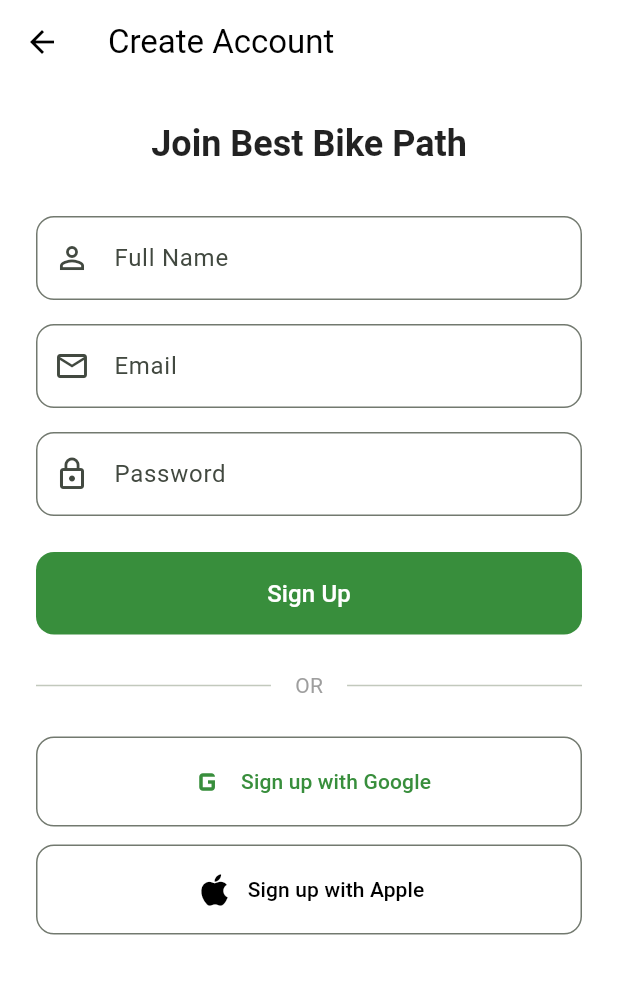
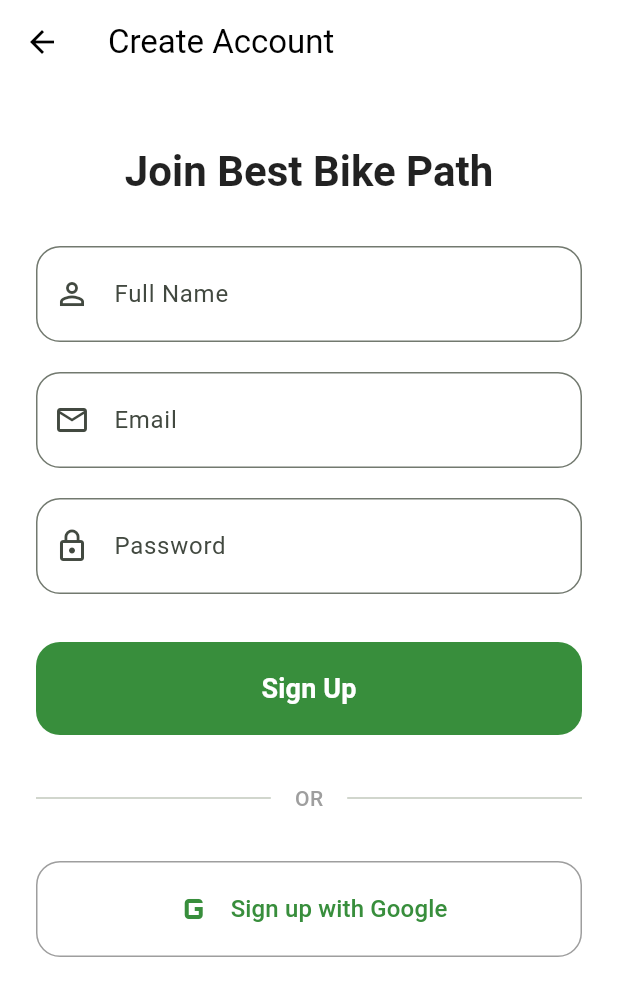
Before and after one commit to BBPpolimi/MurugesanPalanisamyMarasani, a Flutter app: the screen it shows after launch, after a tap on "Sign Up", on a phone screen of 412 x 824 dp. Shown: the top 996 px of the screen. Run offline on Flutter 3.47's test engine with Material 3 defaults, Android fonts, the phone set to English and light mode, and no system bars; our stand-ins replace dio, firebase_auth, firebase_core, flutter_riverpod, geolocator, google_maps_flutter and 2 more; accounts and stored records are empty; network calls fail.

Commit message:
Removed the Apple Sign ID and adjusted the css.

```diff
--- a/lib/pages/login_page.dart
+++ b/lib/pages/login_page.dart
@@ -64,40 +64,34 @@
     }
   }
 
-  Future<void> _handleAppleLogin() async {
-     setState(() => _isLoading = true);
-    try {
-      await ref.read(authServiceProvider).signInWithApple();
-    } catch (e) {
-      if (mounted) {
-        ScaffoldMessenger.of(context).showSnackBar(
-          SnackBar(content: Text('Apple login failed: ${e.toString()}')),
-        );
-      }
-    } finally {
-      if (mounted) setState(() => _isLoading = false);
-    }
-  }
+
 
   @override
   Widget build(BuildContext context) {
     return Scaffold(
       backgroundColor: Colors.white,
-      body: SafeArea(
-        child: SingleChildScrollView(
-          padding: const EdgeInsets.all(24.0),
+      body: LayoutBuilder(
+        builder: (context, constraints) {
+          return SingleChildScrollView(
+            padding: const EdgeInsets.symmetric(horizontal: 24.0),
+            child: ConstrainedBox(
+              constraints: BoxConstraints(
+                minHeight: constraints.maxHeight,
+              ),
+              child: IntrinsicHeight(
                 child: Column(
                   crossAxisAlignment: CrossAxisAlignment.stretch,
                   children: [
-              const SizedBox(height: 48),
-              const Icon(Icons.directions_bike, size: 64, color: Colors.green),
-              const SizedBox(height: 24),
+                    const SizedBox(height: 60), // Top spacing
+                    const Icon(Icons.directions_bike, size: 80, color: Colors.green),
+                    const SizedBox(height: 32),
                     Text(
                       'Welcome Back',
                       textAlign: TextAlign.center,
                       style: Theme.of(context).textTheme.headlineMedium?.copyWith(
                             fontWeight: FontWeight.bold,
                             color: Colors.black87,
+                            fontSize: 32,
                           ),
                     ),
                     const SizedBox(height: 8),
@@ -106,6 +100,7 @@
                       textAlign: TextAlign.center,
                       style: Theme.of(context).textTheme.bodyLarge?.copyWith(
                             color: Colors.grey[600],
+                            fontSize: 16,
                           ),
                     ),
                     const SizedBox(height: 48),
@@ -115,12 +110,14 @@
                         labelText: 'Email',
                         prefixIcon: const Icon(Icons.email_outlined),
                         border: OutlineInputBorder(
-                    borderRadius: BorderRadius.circular(12),
+                          borderRadius: BorderRadius.circular(16),
                         ),
+                        contentPadding: const EdgeInsets.symmetric(vertical: 20),
                       ),
                       keyboardType: TextInputType.emailAddress,
+                      style: const TextStyle(fontSize: 16),
                     ),
-              const SizedBox(height: 16),
+                    const SizedBox(height: 20),
                     TextField(
                       controller: _passwordController,
                       obscureText: true,
@@ -128,78 +125,73 @@
                         labelText: 'Password',
                         prefixIcon: const Icon(Icons.lock_outline),
                         border: OutlineInputBorder(
-                    borderRadius: BorderRadius.circular(12),
+                          borderRadius: BorderRadius.circular(16),
                         ),
+                        contentPadding: const EdgeInsets.symmetric(vertical: 20),
                       ),
+                      style: const TextStyle(fontSize: 16),
                     ),
-              const SizedBox(height: 24),
+                    const SizedBox(height: 32),
                     FilledButton(
                       onPressed: _isLoading ? null : _login,
                       style: FilledButton.styleFrom(
-                  padding: const EdgeInsets.symmetric(vertical: 16),
+                        padding: const EdgeInsets.symmetric(vertical: 18),
                         shape: RoundedRectangleBorder(
-                    borderRadius: BorderRadius.circular(12),
+                          borderRadius: BorderRadius.circular(16),
                         ),
                       ),
                       child: _isLoading
                           ? const SizedBox(
-                        height: 20,
-                        width: 20,
+                              height: 24,
+                              width: 24,
                               child: CircularProgressIndicator(
-                          strokeWidth: 2,
+                                strokeWidth: 2.5,
                                 color: Colors.white,
                               ),
                             )
-                    : const Text('Sign In', style: TextStyle(fontSize: 16)),
+                          : const Text('Sign In', style: TextStyle(fontSize: 18, fontWeight: FontWeight.bold)),
                     ),
-              const SizedBox(height: 24),
+                    const SizedBox(height: 32),
                     const Row(
                       children: [
                         Expanded(child: Divider()),
                         Padding(
                           padding: EdgeInsets.symmetric(horizontal: 16),
-                    child: Text('OR', style: TextStyle(color: Colors.grey)),
+                          child: Text('OR', style: TextStyle(color: Colors.grey, fontWeight: FontWeight.w500)),
                         ),
                         Expanded(child: Divider()),
                       ],
                     ),
-              const SizedBox(height: 24),
+                    const SizedBox(height: 32),
                     OutlinedButton.icon(
                       onPressed: _isLoading ? null : _handleGoogleLogin,
-                icon: const Icon(Icons.g_mobiledata, size: 28), // Use asset ideally
-                label: const Text('Continue with Google'),
+                      icon: const Icon(Icons.g_mobiledata, size: 32),
+                      label: const Text('Continue with Google', style: TextStyle(fontSize: 16)),
                       style: OutlinedButton.styleFrom(
                         padding: const EdgeInsets.symmetric(vertical: 16),
                         shape: RoundedRectangleBorder(
-                    borderRadius: BorderRadius.circular(12),
+                          borderRadius: BorderRadius.circular(16),
+                        ),
+                        side: const BorderSide(color: Colors.grey),
                       ),
                     ),
-              ),
-              const SizedBox(height: 12),
-              OutlinedButton.icon(
-                onPressed: _isLoading ? null : _handleAppleLogin,
-                icon: const Icon(Icons.apple, size: 28),
-                label: const Text('Continue with Apple'),
-                style: OutlinedButton.styleFrom(
-                  padding: const EdgeInsets.symmetric(vertical: 16),
-                  shape: RoundedRectangleBorder(
-                    borderRadius: BorderRadius.circular(12),
-                  ),
-                   foregroundColor: Colors.black,
-                ),
-              ),
-               const SizedBox(height: 12),
+                    const SizedBox(height: 16),
                     TextButton(
                       onPressed: _isLoading ? null : _handleGuestLogin,
-                child: const Text('Continue as Guest'),
+                      style: TextButton.styleFrom(
+                         padding: const EdgeInsets.symmetric(vertical: 12),
                       ),
-              const SizedBox(height: 24),
-              Row(
+                      child: const Text('Continue as Guest', style: TextStyle(fontSize: 16)),
+                    ),
+                    const Spacer(),
+                    Padding(
+                      padding: const EdgeInsets.only(bottom: 24.0),
+                      child: Row(
                         mainAxisAlignment: MainAxisAlignment.center,
                         children: [
                           Text(
                             "Don't have an account? ",
-                    style: TextStyle(color: Colors.grey[600]),
+                            style: TextStyle(color: Colors.grey[600], fontSize: 15),
                           ),
                           TextButton(
                             onPressed: () {
@@ -209,14 +201,18 @@
                                     builder: (context) => const RegisterPage()),
                               );
                             },
-                    child: const Text('Sign Up'),
+                            child: const Text('Sign Up', style: TextStyle(fontSize: 15, fontWeight: FontWeight.bold)),
                           ),
                         ],
+                      ),
                     ),
                   ],
                 ),
               ),
             ),
           );
+        },
+      ),
+    );
   }
 }
--- a/lib/pages/map_search_page.dart
+++ b/lib/pages/map_search_page.dart
@@ -70,6 +70,26 @@
 
   Future<void> _centerOnUser() async {
     try {
+      bool serviceEnabled = await Geolocator.isLocationServiceEnabled();
+      if (!serviceEnabled) {
+        debugPrint('Location services are disabled.');
+        return;
+      }
+
+      LocationPermission permission = await Geolocator.checkPermission();
+      if (permission == LocationPermission.denied) {
+        permission = await Geolocator.requestPermission();
+        if (permission == LocationPermission.denied) {
+          debugPrint('Location permission denied');
+          return;
+        }
+      }
+
+      if (permission == LocationPermission.deniedForever) {
+        debugPrint('Location permissions are permanently denied, we cannot request permissions.');
+        return;
+      }
+
       final pos = await Geolocator.getCurrentPosition();
       final latLng = LatLng(pos.latitude, pos.longitude);
       _googleMapController?.animateCamera(
--- a/lib/pages/register_page.dart
+++ b/lib/pages/register_page.dart
@@ -65,21 +65,7 @@
     }
   }
 
-    Future<void> _handleAppleSignUp() async {
-     setState(() => _isLoading = true);
-    try {
-      await ref.read(authServiceProvider).signInWithApple();
-      if(mounted) Navigator.pop(context);
-    } catch (e) {
-      if (mounted) {
-        ScaffoldMessenger.of(context).showSnackBar(
-          SnackBar(content: Text('Apple sign up failed: ${e.toString()}')),
-        );
-      }
-    } finally {
-      if (mounted) setState(() => _isLoading = false);
-    }
-  }
+
 
   @override
   Widget build(BuildContext context) {
@@ -91,18 +77,26 @@
         elevation: 0,
         foregroundColor: Colors.black,
       ),
-      body: SafeArea(
-        child: SingleChildScrollView(
-          padding: const EdgeInsets.all(24.0),
+      body: LayoutBuilder(
+        builder: (context, constraints) {
+          return SingleChildScrollView(
+            padding: const EdgeInsets.symmetric(horizontal: 24.0),
+            child: ConstrainedBox(
+              constraints: BoxConstraints(
+                minHeight: constraints.maxHeight,
+              ),
+              child: IntrinsicHeight(
                 child: Column(
                   crossAxisAlignment: CrossAxisAlignment.stretch,
                   children: [
+                    const SizedBox(height: 40),
                     Text(
                       'Join Best Bike Path',
                       textAlign: TextAlign.center,
-                style: Theme.of(context).textTheme.headlineSmall?.copyWith(
+                      style: Theme.of(context).textTheme.headlineMedium?.copyWith(
                             fontWeight: FontWeight.bold,
                             color: Colors.black87,
+                            fontSize: 28,
                           ),
                     ),
                     const SizedBox(height: 32),
@@ -112,24 +106,28 @@
                         labelText: 'Full Name',
                         prefixIcon: const Icon(Icons.person_outline),
                         border: OutlineInputBorder(
-                    borderRadius: BorderRadius.circular(12),
+                          borderRadius: BorderRadius.circular(16),
                         ),
+                        contentPadding: const EdgeInsets.symmetric(vertical: 20),
                       ),
                       textCapitalization: TextCapitalization.words,
+                      style: const TextStyle(fontSize: 16),
                     ),
-              const SizedBox(height: 16),
+                    const SizedBox(height: 20),
                     TextField(
                       controller: _emailController,
                       decoration: InputDecoration(
                         labelText: 'Email',
                         prefixIcon: const Icon(Icons.email_outlined),
                         border: OutlineInputBorder(
-                    borderRadius: BorderRadius.circular(12),
+                          borderRadius: BorderRadius.circular(16),
                         ),
+                        contentPadding: const EdgeInsets.symmetric(vertical: 20),
                       ),
                       keyboardType: TextInputType.emailAddress,
+                      style: const TextStyle(fontSize: 16),
                     ),
-              const SizedBox(height: 16),
+                    const SizedBox(height: 20),
                     TextField(
                       controller: _passwordController,
                       obscureText: true,
@@ -137,70 +135,65 @@
                         labelText: 'Password',
                         prefixIcon: const Icon(Icons.lock_outline),
                         border: OutlineInputBorder(
-                    borderRadius: BorderRadius.circular(12),
+                          borderRadius: BorderRadius.circular(16),
                         ),
+                        contentPadding: const EdgeInsets.symmetric(vertical: 20),
                       ),
+                      style: const TextStyle(fontSize: 16),
                     ),
-              const SizedBox(height: 24),
+                    const SizedBox(height: 32),
                     FilledButton(
                       onPressed: _isLoading ? null : _register,
                       style: FilledButton.styleFrom(
-                  padding: const EdgeInsets.symmetric(vertical: 16),
+                        padding: const EdgeInsets.symmetric(vertical: 18),
                         shape: RoundedRectangleBorder(
-                    borderRadius: BorderRadius.circular(12),
+                          borderRadius: BorderRadius.circular(16),
                         ),
                       ),
                       child: _isLoading
                           ? const SizedBox(
-                        height: 20,
-                        width: 20,
+                              height: 24,
+                              width: 24,
                               child: CircularProgressIndicator(
-                          strokeWidth: 2,
+                                strokeWidth: 2.5,
                                 color: Colors.white,
                               ),
                             )
-                    : const Text('Sign Up', style: TextStyle(fontSize: 16)),
+                          : const Text('Sign Up', style: TextStyle(fontSize: 18, fontWeight: FontWeight.bold)),
                     ),
-              const SizedBox(height: 24),
+                    const SizedBox(height: 32),
                      const Row(
                       children: [
                         Expanded(child: Divider()),
                         Padding(
                           padding: EdgeInsets.symmetric(horizontal: 16),
-                    child: Text('OR', style: TextStyle(color: Colors.grey)),
+                          child: Text('OR', style: TextStyle(color: Colors.grey, fontWeight: FontWeight.w500)),
                         ),
                         Expanded(child: Divider()),
                       ],
                     ),
-              const SizedBox(height: 24),
+                    const SizedBox(height: 32),
                      OutlinedButton.icon(
                       onPressed: _isLoading ? null : _handleGoogleSignUp,
-                icon: const Icon(Icons.g_mobiledata, size: 28),
-                label: const Text('Sign up with Google'),
+                      icon: const Icon(Icons.g_mobiledata, size: 32),
+                      label: const Text('Sign up with Google', style: TextStyle(fontSize: 16)),
                       style: OutlinedButton.styleFrom(
                         padding: const EdgeInsets.symmetric(vertical: 16),
                         shape: RoundedRectangleBorder(
-                    borderRadius: BorderRadius.circular(12),
+                          borderRadius: BorderRadius.circular(16),
+                        ),
+                        side: const BorderSide(color: Colors.grey),
                       ),
                     ),
-              ),
-              const SizedBox(height: 12),
-              OutlinedButton.icon(
-                onPressed: _isLoading ? null : _handleAppleSignUp,
-                icon: const Icon(Icons.apple, size: 28),
-                label: const Text('Sign up with Apple'),
-                style: OutlinedButton.styleFrom(
-                  padding: const EdgeInsets.symmetric(vertical: 16),
-                  shape: RoundedRectangleBorder(
-                    borderRadius: BorderRadius.circular(12),
-                  ),
-                   foregroundColor: Colors.black,
-                ),
-              ),
+                    const Spacer(),
+                    const SizedBox(height: 24),
                   ],
                 ),
               ),
             ),
           );
+        },
+      ),
+    );
   }
 }
--- a/lib/services/auth_service.dart
+++ b/lib/services/auth_service.dart
@@ -1,6 +1,6 @@
 import 'package:firebase_auth/firebase_auth.dart';
 import 'package:google_sign_in/google_sign_in.dart';
-import 'package:sign_in_with_apple/sign_in_with_apple.dart';
+
 import 'package:flutter/foundation.dart';
 import '../models/app_user.dart';
 
@@ -69,27 +69,7 @@
     }
   }
 
-  // Apple Sign In
-  Future<AppUser?> signInWithApple() async {
-    try {
-      final appleCredential = await SignInWithApple.getAppleIDCredential(
-        scopes: [AppleIDAuthorizationScopes.email, AppleIDAuthorizationScopes.fullName],
-      );
 
-      final oauthCredential = OAuthProvider("apple.com").credential(
-        idToken: appleCredential.identityToken,
-        accessToken: appleCredential.authorizationCode,
-      );
-
-      final result = await _auth.signInWithCredential(oauthCredential);
-      return _userFromFirebase(result.user);
-    } catch (e) {
-      if (kDebugMode) {
-        print("Apple Sign In Error: $e");
-      }
-      return null;
-    }
-  }
 
   // Guest Login (Anonymous)
   Future<AppUser?> signInAsGuest() async {
--- a/pubspec.yaml
+++ b/pubspec.yaml
@@ -19,7 +19,7 @@
     firebase_core: ^3.9.0
     firebase_auth: ^5.4.0
     google_sign_in: ^6.2.2
-    sign_in_with_apple: ^6.1.4
+
     google_maps_flutter: ^2.14.0
     flutter_polyline_points: ^3.1.0
 
```
Also changed, not shown: pubspec.lock, 9 other files. Lines whose indentation alone changed are shown as unchanged.
